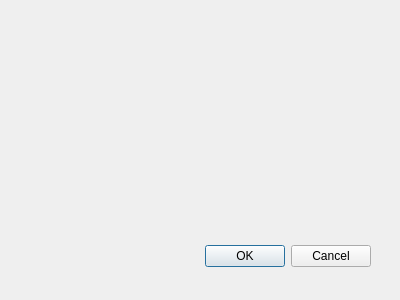
This is qceplib-base/qcepdataimportdialog.ui in guyjennings/qxrd as Qt 5 draws it before an edit. The edited form follows.
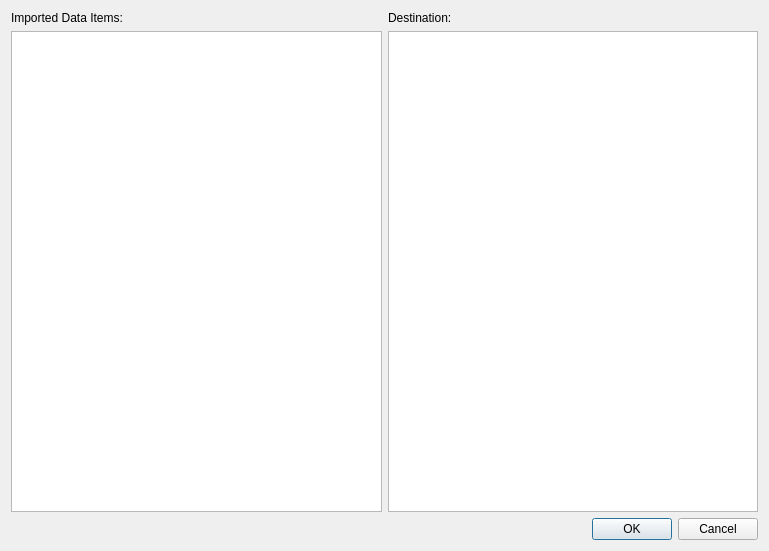
This is the edited form.

Commit message: Work on data import/export

```diff
--- a/qceplib-base/qcepdataimportdialog.ui
+++ b/qceplib-base/qcepdataimportdialog.ui
@@ -8,22 +8,52 @@
    <rect>
     <x>0</x>
     <y>0</y>
-    <width>400</width>
-    <height>300</height>
+    <width>769</width>
+    <height>551</height>
    </rect>
   </property>
   <property name="windowTitle">
    <string>Dialog</string>
   </property>
+  <layout class="QGridLayout" name="gridLayout_3">
+   <item row="0" column="0">
+    <layout class="QGridLayout" name="gridLayout_2">
+     <item row="0" column="0">
+      <widget class="QLabel" name="label">
+       <property name="text">
+        <string>Imported Data Items:</string>
+       </property>
+      </widget>
+     </item>
+     <item row="1" column="0">
+      <widget class="QTreeView" name="m_ImportedData">
+       <property name="selectionMode">
+        <enum>QAbstractItemView::ExtendedSelection</enum>
+       </property>
+      </widget>
+     </item>
+    </layout>
+   </item>
+   <item row="0" column="1">
+    <layout class="QGridLayout" name="gridLayout">
+     <item row="0" column="0">
+      <widget class="QLabel" name="label_2">
+       <property name="text">
+        <string>Destination:</string>
+       </property>
+      </widget>
+     </item>
+     <item row="1" column="0">
+      <widget class="QTreeView" name="m_Destinations">
+       <property name="selectionMode">
+        <enum>QAbstractItemView::SingleSelection</enum>
+       </property>
+      </widget>
+     </item>
+    </layout>
+   </item>
+   <item row="1" column="0" colspan="2">
   <widget class="QDialogButtonBox" name="buttonBox">
-   <property name="geometry">
-    <rect>
-     <x>30</x>
-     <y>240</y>
-     <width>341</width>
-     <height>32</height>
-    </rect>
-   </property>
    <property name="orientation">
     <enum>Qt::Horizontal</enum>
    </property>
@@ -31,6 +61,8 @@
     <set>QDialogButtonBox::Cancel|QDialogButtonBox::Ok</set>
    </property>
   </widget>
+   </item>
+  </layout>
  </widget>
  <pixmapfunction/>
  <resources/>
```
Left out of the diff: 5 changed lines with no effect on the pictures. Lines whose indentation alone changed are shown as unchanged. The commit also changes 10 other files.
